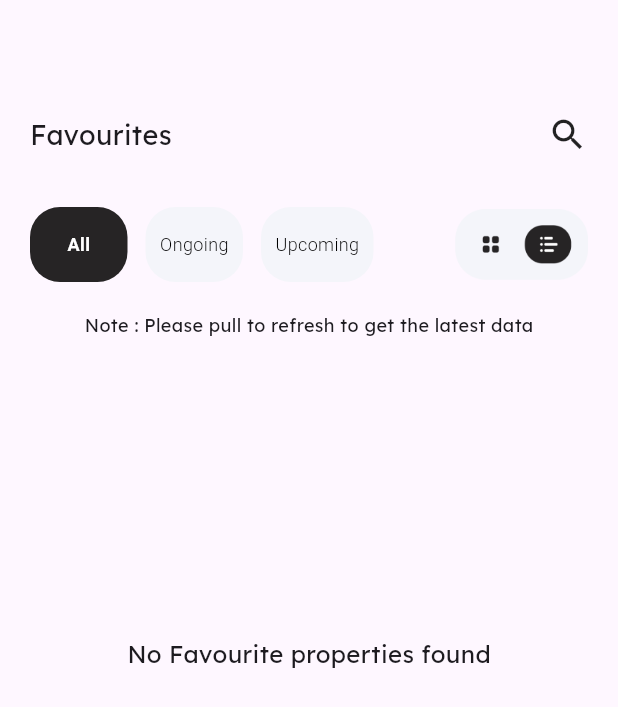
After one commit to shreyxnsh/bwi-pradhangroup, a Flutter app: the FavouriteScreen screen opened directly, on a phone screen of 412 x 824 dp. The commit adds this screen. Shown: the top 707 px of the screen. Run offline on Flutter 3.47's test engine with Material 3 defaults, Android fonts, the phone set to English and light mode, and no system bars; our stand-ins replace cached_network_image, cloud_firestore, firebase_auth, firebase_core, fluttertoast, get and 5 more; missing offline and left inert: dart:ffi; accounts and stored records are empty.

Commit message:
HomeScreen + Favourites screen completed

```diff
--- /dev/null
+++ b/lib/Screens/favourites.dart
@@ -0,0 +1,217 @@
+import 'package:flutter/cupertino.dart';
+import 'package:flutter/material.dart';
+import 'package:pradhangroup/functions/firebase_functions.dart';
+import 'package:pradhangroup/main.dart';
+import 'package:pradhangroup/widgets/post_card.dart';
+
+import '../FuncScreen/postDetails.dart';
+
+class FavouriteScreen extends StatefulWidget {
+  const FavouriteScreen({super.key});
+
+  @override
+  State<FavouriteScreen> createState() => _FavouriteScreenState();
+}
+
+class _FavouriteScreenState extends State<FavouriteScreen> {
+  bool all = true;
+  bool ongoing = false;
+  bool upcoming = false;
+
+  FirebaseFunctions firebaseFunctions = FirebaseFunctions();
+
+  @override
+  void initState() {
+    super.initState();
+    firebaseFunctions.getFavoritePosts();
+  }
+
+  Future<void> _refreshFavorites() async {
+    await firebaseFunctions.getFavoritePosts();
+  }
+
+  @override
+  Widget build(BuildContext context) {
+    return Scaffold(
+      body: RefreshIndicator(
+        onRefresh: _refreshFavorites,
+        child: SingleChildScrollView(
+          physics: const AlwaysScrollableScrollPhysics(),
+          child: Padding(
+            padding: const EdgeInsets.only(left: 20.0, right: 20, top: 76),
+            child: Column(
+              children: [
+                Row(
+                  mainAxisAlignment: MainAxisAlignment.spaceBetween,
+                  children: [
+                    Text(
+                      "Favourites",
+                      style: TextStyle(
+                        fontWeight: FontWeight.w500,
+                        fontFamily: 'Lexend',
+                        fontSize: 18,
+                      ),
+                    ),
+                    Icon(Icons.search, size: 27),
+                  ],
+                ),
+                SizedBox(height: 35),
+                Row(
+                  mainAxisAlignment: MainAxisAlignment.spaceBetween,
+                  children: [
+                    Row(
+                      children: [
+                        GestureDetector(
+                          onTap: () {
+                            setState(() {
+                              all = true;
+                              ongoing = false;
+                              upcoming = false;
+                            });
+                          },
+                          child: Container(
+                            height: 50,
+                            width: 65,
+                            decoration: BoxDecoration(
+                              color: (all == true)
+                                  ? '262425'.toColor()
+                                  : 'F4F5FA'.toColor(),
+                              borderRadius: BorderRadius.circular(20),
+                            ),
+                            child: Center(
+                              child: Text(
+                                'All',
+                                style: TextStyle(
+                                  fontSize: 12,
+                                  fontWeight: (all == true)
+                                      ? FontWeight.w700
+                                      : FontWeight.w300,
+                                  color: (all == true)
+                                      ? Colors.white
+                                      : Colors.black,
+                                ),
+                              ),
+                            ),
+                          ),
+                        ),
+                        SizedBox(width: 12),
+                        GestureDetector(
+                          onTap: () {
+                            setState(() {
+                              all = false;
+                              ongoing = true;
+                              upcoming = false;
+                            });
+                          },
+                          child: Container(
+                            height: 50,
+                            width: 65,
+                            decoration: BoxDecoration(
+                              color: (ongoing == true)
+                                  ? '262425'.toColor()
+                                  : 'F4F5FA'.toColor(),
+                              borderRadius: BorderRadius.circular(20),
+                            ),
+                            child: Center(
+                              child: Text(
+                                'Ongoing',
+                                style: TextStyle(
+                                  fontSize: 12,
+                                  fontWeight: (ongoing == true)
+                                      ? FontWeight.w700
+                                      : FontWeight.w300,
+                                  color: (ongoing == true)
+                                      ? Colors.white
+                                      : Colors.black,
+                                ),
+                              ),
+                            ),
+                          ),
+                        ),
+                        SizedBox(width: 12),
+                        GestureDetector(
+                          onTap: () {
+                            setState(() {
+                              all = false;
+                              ongoing = false;
+                              upcoming = true;
+                            });
+                          },
+                          child: Container(
+                            height: 50,
+                            width: 75,
+                            decoration: BoxDecoration(
+                              color: (upcoming == true)
+                                  ? '262425'.toColor()
+                                  : 'F4F5FA'.toColor(),
+                              borderRadius: BorderRadius.circular(20),
+                            ),
+                            child: Center(
+                              child: Text(
+                                'Upcoming',
+                                style: TextStyle(
+                                  fontSize: 12,
+                                  fontWeight: (upcoming == true)
+                                      ? FontWeight.w700
+                                      : FontWeight.w300,
+                                  color: (upcoming == true)
+                                      ? Colors.white
+                                      : Colors.black,
+                                ),
+                              ),
+                            ),
+                          ),
+                        ),
+                      ],
+                    ),
+                    Image.asset('assets/options.png', height: 47),
+                  ],
+                ),
+
+                SizedBox(height: 20),
+                Text('Note : Please pull to refresh to get the latest data' , style: TextStyle(
+                        fontWeight: FontWeight.w500,
+                        fontFamily: 'Lexend',
+                        fontSize: 12,
+                      ),),
+                // SizedBox(height: 5),
+                   ValueListenableBuilder<List<Post>>(
+                  valueListenable: firebaseFunctions.favoritePostsNotifier,
+                  builder: (context, posts, _) {
+                    if (posts.isEmpty) {
+                      return Column(
+                        children: [
+                          SizedBox(height: 200,),
+                          Center(
+                            child: Text(
+                              'No Favourite properties found',
+                              style: TextStyle(
+                                fontWeight: FontWeight.w500,
+                                fontFamily: 'Lexend',
+                                fontSize: 16,
+                              ),
+                            ),
+                          ),
+                        ],
+                      );
+                    } else {
+                      return ListView.builder(
+                        shrinkWrap: true,
+                        physics: NeverScrollableScrollPhysics(),
+                        itemCount: posts.length,
+                        itemBuilder: (context, index) {
+                          return PostCard(post: posts[index]);
+                        },
+                      );
+                    }
+                  },
+                ),
+                SizedBox(height: 60),
+              ],
+            ),
+          ),
+        ),
+      ),
+    );
+  }
+}
--- a/lib/Screens/frontpage.dart
+++ b/lib/Screens/frontpage.dart
@@ -1,13 +1,13 @@
 import 'package:flutter/cupertino.dart';
 import 'package:flutter/material.dart';
-import 'package:pradhangroup/FuncScreen/Details.dart';
+import 'package:pradhangroup/FuncScreen/postDetails.dart';
 import 'package:pradhangroup/FuncScreen/rent.dart';
 import 'package:pradhangroup/Screens/profile.dart';
 import 'package:pradhangroup/functions/firebase_functions.dart';
 import 'package:pradhangroup/main.dart';
 import 'package:pradhangroup/widgets/post_card_vertical.dart';
 
-import '../FuncScreen/bid.dart';
+import '../FuncScreen/bidScreen.dart';
 import '../FuncScreen/brb.dart';
 
 class front extends StatefulWidget {
@@ -131,7 +131,7 @@ class _frontState extends State<front> {
                               width: 86,
                               decoration: BoxDecoration(
                                   color: '0095D9'.toColor(),
-                                  borderRadius: BorderRadius.only(topRight: Radius.circular(25))
+                                  borderRadius: BorderRadius.only(topRight: Radius.circular(25), bottomLeft: Radius.circular(25))
                               ),
                               child: Icon(Icons.arrow_forward_outlined , size: 27,color: Colors.white,),
                             ),
@@ -164,7 +164,7 @@ class _frontState extends State<front> {
                               width: 86,
                               decoration: BoxDecoration(
                                   color: '0095D9'.toColor(),
-                                  borderRadius: BorderRadius.only(topRight: Radius.circular(25))
+                                  borderRadius: BorderRadius.only(topRight: Radius.circular(25), bottomLeft: Radius.circular(25))
                               ),
                               child: Icon(Icons.arrow_forward_outlined , size: 27,color: Colors.white,),
                             ),
@@ -187,7 +187,7 @@ class _frontState extends State<front> {
                   ],
                 ),
               ),
-              SizedBox(height: 56,),
+              SizedBox(height: 30,),
               Row(mainAxisAlignment: MainAxisAlignment.spaceBetween,
                 children: [
                   GestureDetector(
@@ -238,7 +238,7 @@ class _frontState extends State<front> {
                   ),
                   GestureDetector(
                     onTap: (){
-                      Navigator.of(context, rootNavigator: true).push(MaterialPageRoute(builder: (context) => bids()),);
+                      Navigator.of(context, rootNavigator: true).push(MaterialPageRoute(builder: (context) => BidScreen()),);
 
                     },
                     child: Column(
```
